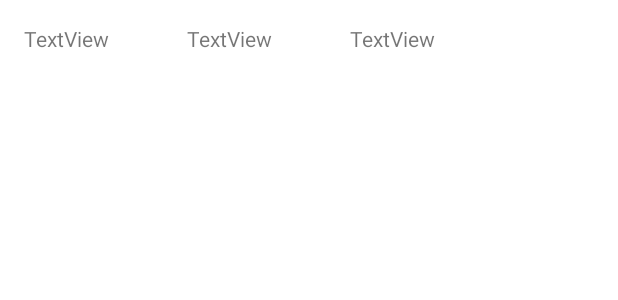
After one commit to josemiidev/Proyecto-AADD-2DAM, an Android app: the layout item_sucursal.xml on its own in the app's theme, with its tools: preview values and no code run, on a phone screen of 412 x 824 dp. The commit adds this screen. Shown: the top 300 px of the screen. Run offline under Robolectric (Android 15) with nearby library versions, the phone set to English and light mode, and no system bars; network calls fail.

Commit message:
Listando Sucursales

```diff
--- a/app/build.gradle
+++ b/app/build.gradle
@@ -49,5 +49,5 @@ dependencies {
     androidTestImplementation 'androidx.test.espresso:espresso-core:3.5.1'
     implementation 'com.squareup.retrofit2:retrofit:2.9.0'
     implementation 'com.squareup.retrofit2:converter-gson:2.6.4'
-    implementation 'com.squareup.okhttp3:logging-interceptor:4.9.3'
+    implementation 'com.google.code.gson:gson:2.9.0'
 }
--- a/app/src/main/java/dev/josemii/proyectoaadd2damretrofit/MainActivity.kt
+++ b/app/src/main/java/dev/josemii/proyectoaadd2damretrofit/MainActivity.kt
@@ -26,7 +26,7 @@ class MainActivity : AppCompatActivity() {
         // menu should be considered as top level destinations.
         val appBarConfiguration = AppBarConfiguration(
             setOf(
-                R.id.navigation_home, R.id.navigation_dashboard, R.id.navigation_notifications
+                R.id.nav_clientes, R.id.nav_cuentas, R.id.nav_sucursales
             )
         )
         setupActionBarWithNavController(navController, appBarConfiguration)
--- /dev/null
+++ b/app/src/main/res/layout/item_sucursal.xml
@@ -0,0 +1,38 @@
+<?xml version="1.0" encoding="utf-8"?>
+<androidx.constraintlayout.widget.ConstraintLayout xmlns:android="http://schemas.android.com/apk/res/android"
+    xmlns:app="http://schemas.android.com/apk/res-auto"
+    xmlns:tools="http://schemas.android.com/tools"
+    android:layout_width="match_parent"
+    android:layout_height="wrap_content"
+    android:paddingBottom="16dp">
+
+    <TextView
+        android:id="@+id/tvProvincia"
+        android:layout_width="wrap_content"
+        android:layout_height="wrap_content"
+        android:layout_marginStart="52dp"
+        android:layout_marginTop="16dp"
+        android:text="TextView"
+        app:layout_constraintStart_toEndOf="@+id/tvPoblacion"
+        app:layout_constraintTop_toTopOf="parent" />
+
+    <TextView
+        android:id="@+id/tvReferencia"
+        android:layout_width="wrap_content"
+        android:layout_height="wrap_content"
+        android:layout_marginStart="16dp"
+        android:layout_marginTop="16dp"
+        android:text="TextView"
+        app:layout_constraintStart_toStartOf="parent"
+        app:layout_constraintTop_toTopOf="parent" />
+
+    <TextView
+        android:id="@+id/tvPoblacion"
+        android:layout_width="wrap_content"
+        android:layout_height="wrap_content"
+        android:layout_marginStart="52dp"
+        android:layout_marginTop="16dp"
+        android:text="TextView"
+        app:layout_constraintStart_toEndOf="@+id/tvReferencia"
+        app:layout_constraintTop_toTopOf="parent" />
+</androidx.constraintlayout.widget.ConstraintLayout>
```
Also changed, not shown: app/src/main/java/dev/josemii/proyectoaadd2damretrofit/Clases/Sucursal.kt (added, +8 -0 lines), app/src/main/java/dev/josemii/proyectoaadd2damretrofit/Fragments/SucursalesFragment.kt (+57 -3 lines), app/src/main/java/dev/josemii/proyectoaadd2damretrofit/Miscelanea/SucursalAdapter.kt (added, +30 -0 lines), app/src/main/java/dev/josemii/proyectoaadd2damretrofit/Miscelanea/SucursalViewHolder.kt (added, +16 -0 lines), app/src/main/java/dev/josemii/proyectoaadd2damretrofit/UI/APIServiceSucursal.kt (added, +27 -0 lines), app/src/main/res/layout/fragment_sucursales.xml (+11 -3 lines).
